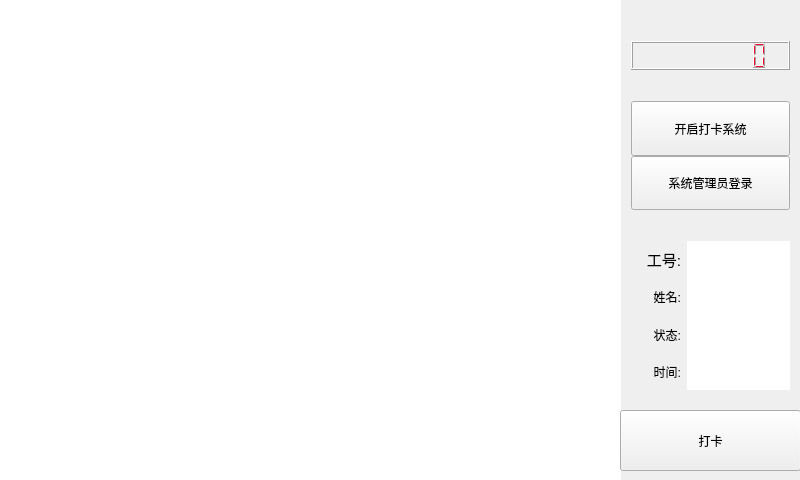
Qt form ArmV4l2Opencv/armv4l2opencv.ui (George-sudo/attendance-system) before a commit.
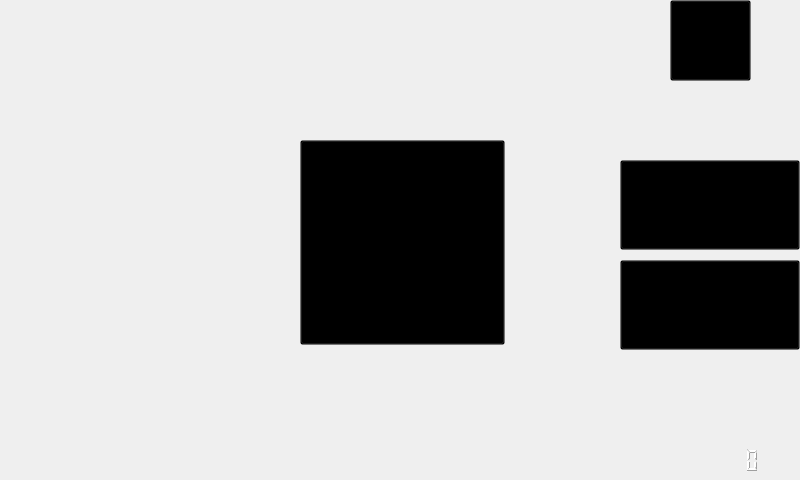
The same form after that commit. Icons and pictures are not drawn.

Commit message: 修改了开机页面；修改了主页面armv4l2opencv.ui

```diff
--- a/ArmV4l2Opencv/armv4l2opencv.ui
+++ b/ArmV4l2Opencv/armv4l2opencv.ui
@@ -30,7 +30,7 @@
      </size>
     </property>
     <property name="styleSheet">
-     <string notr="true">background-color: rgb(255, 255, 255);</string>
+     <string notr="true"/>
     </property>
     <property name="text">
      <string/>
@@ -40,9 +40,9 @@
     <property name="geometry">
      <rect>
       <x>620</x>
-      <y>410</y>
-      <width>181</width>
-      <height>61</height>
+      <y>260</y>
+      <width>180</width>
+      <height>90</height>
      </rect>
     </property>
     <property name="sizePolicy">
@@ -51,19 +51,162 @@
       <verstretch>0</verstretch>
      </sizepolicy>
     </property>
+    <property name="styleSheet">
+     <string notr="true">background-color: rgba(0,0,0,0);
+background-image: url(:/resource/images/button2.png);</string>
+    </property>
     <property name="text">
-     <string>打卡</string>
+     <string/>
     </property>
    </widget>
-   <widget class="QWidget" name="">
+   <widget class="QLabel" name="InfoLabel">
     <property name="geometry">
      <rect>
-      <x>620</x>
+      <x>180</x>
+      <y>20</y>
+      <width>371</width>
+      <height>71</height>
+     </rect>
+    </property>
+    <property name="styleSheet">
+     <string notr="true">font: 13pt &quot;方正粗黑宋简体&quot;;
+color: rgb(47, 57, 255);
+</string>
+    </property>
+    <property name="text">
+     <string/>
+    </property>
+    <property name="alignment">
+     <set>Qt::AlignLeading|Qt::AlignLeft|Qt::AlignVCenter</set>
+    </property>
+   </widget>
+   <widget class="QLabel" name="StartLabel">
+    <property name="geometry">
+     <rect>
+      <x>0</x>
       <y>0</y>
-      <width>181</width>
+      <width>800</width>
+      <height>480</height>
+     </rect>
+    </property>
+    <property name="text">
+     <string/>
+    </property>
+   </widget>
+   <widget class="QLabel" name="LittleRobotLabel">
+    <property name="geometry">
+     <rect>
+      <x>40</x>
+      <y>0</y>
+      <width>161</width>
+      <height>151</height>
+     </rect>
+    </property>
+    <property name="styleSheet">
+     <string notr="true">image: url(:/resource/images/LittleRobot.png);</string>
+    </property>
+    <property name="text">
+     <string/>
+    </property>
+   </widget>
+   <widget class="QLabel" name="CircleLabel">
+    <property name="geometry">
+     <rect>
+      <x>0</x>
+      <y>0</y>
+      <width>800</width>
+      <height>480</height>
+     </rect>
+    </property>
+    <property name="text">
+     <string/>
+    </property>
+   </widget>
+   <widget class="QPushButton" name="shutdownButton">
+    <property name="geometry">
+     <rect>
+      <x>670</x>
+      <y>0</y>
+      <width>81</width>
       <height>81</height>
      </rect>
     </property>
+    <property name="styleSheet">
+     <string notr="true">background-image: url(:/resource/images/shutdownButton.png);background-color: rgba(0,0,0,0);</string>
+    </property>
+    <property name="text">
+     <string/>
+    </property>
+   </widget>
+   <widget class="QLabel" name="BackgroundLabel">
+    <property name="geometry">
+     <rect>
+      <x>621</x>
+      <y>0</y>
+      <width>179</width>
+      <height>480</height>
+     </rect>
+    </property>
+    <property name="styleSheet">
+     <string notr="true">background-image: url(:/resource/images/background.png);</string>
+    </property>
+    <property name="text">
+     <string/>
+    </property>
+   </widget>
+   <widget class="QPushButton" name="pushButton">
+    <property name="geometry">
+     <rect>
+      <x>300</x>
+      <y>140</y>
+      <width>205</width>
+      <height>205</height>
+     </rect>
+    </property>
+    <property name="sizePolicy">
+     <sizepolicy hsizetype="Expanding" vsizetype="Expanding">
+      <horstretch>0</horstretch>
+      <verstretch>0</verstretch>
+     </sizepolicy>
+    </property>
+    <property name="styleSheet">
+     <string notr="true">background-image: url(:/resource/images/StartButton1.png);background-color: rgba(0,0,0,0); </string>
+    </property>
+    <property name="text">
+     <string/>
+    </property>
+   </widget>
+   <widget class="QPushButton" name="systemLogBt">
+    <property name="geometry">
+     <rect>
+      <x>620</x>
+      <y>160</y>
+      <width>180</width>
+      <height>90</height>
+     </rect>
+    </property>
+    <property name="sizePolicy">
+     <sizepolicy hsizetype="Expanding" vsizetype="Expanding">
+      <horstretch>0</horstretch>
+      <verstretch>0</verstretch>
+     </sizepolicy>
+    </property>
+    <property name="styleSheet">
+     <string notr="true">background-image: url(:/resource/images/button1.png);background-color: rgba(0,0,0,0);</string>
+    </property>
+    <property name="text">
+     <string/>
+    </property>
+   </widget>
+   <widget class="QWidget" name="layoutWidget">
+    <property name="geometry">
+     <rect>
+      <x>620</x>
+      <y>410</y>
+      <width>181</width>
+      <height>74</height>
+     </rect>
+    </property>
     <layout class="QVBoxLayout" name="verticalLayout_2">
      <property name="spacing">
       <number>0</number>
@@ -72,14 +215,14 @@
       <widget class="QLabel" name="DateLable">
        <property name="font">
         <font>
-         <family>Agency FB</family>
+         <family>Arial Black</family>
          <pointsize>14</pointsize>
          <weight>75</weight>
          <bold>true</bold>
         </font>
        </property>
        <property name="styleSheet">
-        <string notr="true">color: rgb(255, 8, 41);</string>
+        <string notr="true">color: rgb(255, 255, 255);</string>
        </property>
        <property name="text">
         <string/>
@@ -92,7 +235,8 @@
      <item>
       <widget class="QLCDNumber" name="lcdNumber">
        <property name="styleSheet">
-        <string notr="true">color: rgb(255, 8, 41);</string>
+        <string notr="true">background-color: rgba(0,0,0,0);
+color: rgb(255, 255, 255);</string>
        </property>
        <property name="digitCount">
         <number>8</number>
@@ -101,203 +245,17 @@
      </item>
     </layout>
    </widget>
-   <widget class="QWidget" name="">
-    <property name="geometry">
-     <rect>
-      <x>620</x>
-      <y>90</y>
-      <width>181</width>
-      <height>131</height>
-     </rect>
-    </property>
-    <layout class="QVBoxLayout" name="verticalLayout">
-     <property name="spacing">
-      <number>0</number>
-     </property>
-     <item>
-      <widget class="QPushButton" name="pushButton">
-       <property name="sizePolicy">
-        <sizepolicy hsizetype="Expanding" vsizetype="Expanding">
-         <horstretch>0</horstretch>
-         <verstretch>0</verstretch>
-        </sizepolicy>
-       </property>
-       <property name="text">
-        <string>开启打卡系统</string>
-       </property>
-      </widget>
-     </item>
-     <item>
-      <widget class="QPushButton" name="systemLogBt">
-       <property name="sizePolicy">
-        <sizepolicy hsizetype="Expanding" vsizetype="Expanding">
-         <horstretch>0</horstretch>
-         <verstretch>0</verstretch>
-        </sizepolicy>
-       </property>
-       <property name="text">
-        <string>系统管理员登录</string>
-       </property>
-      </widget>
-     </item>
-    </layout>
-   </widget>
-   <widget class="QWidget" name="">
-    <property name="geometry">
-     <rect>
-      <x>620</x>
-      <y>230</y>
-      <width>181</width>
-      <height>171</height>
-     </rect>
-    </property>
-    <layout class="QVBoxLayout" name="verticalLayout_3">
-     <property name="spacing">
-      <number>0</number>
-     </property>
-     <item>
-      <layout class="QHBoxLayout" name="horizontalLayout_4">
-       <item>
-        <widget class="QLabel" name="label_5">
-         <property name="maximumSize">
-          <size>
-           <width>50</width>
-           <height>16777215</height>
-          </size>
-         </property>
-         <property name="font">
-          <font>
-           <family>Arial</family>
-           <pointsize>11</pointsize>
-          </font>
-         </property>
-         <property name="text">
-          <string>工号:</string>
-         </property>
-         <property name="alignment">
-          <set>Qt::AlignRight|Qt::AlignTrailing|Qt::AlignVCenter</set>
-         </property>
-        </widget>
-       </item>
-       <item>
-        <widget class="QLabel" name="numLable">
-         <property name="styleSheet">
-          <string notr="true">background-color: rgb(255, 255, 255);</string>
-         </property>
-         <property name="text">
-          <string/>
-         </property>
-        </widget>
-       </item>
-      </layout>
-     </item>
-     <item>
-      <layout class="QHBoxLayout" name="horizontalLayout">
-       <item>
-        <widget class="QLabel" name="label_2">
-         <property name="maximumSize">
-          <size>
-           <width>50</width>
-           <height>16777215</height>
-          </size>
-         </property>
-         <property name="font">
-          <font>
-           <family>Arial</family>
-          </font>
-         </property>
-         <property name="text">
-          <string>姓名:</string>
-         </property>
-         <property name="alignment">
-          <set>Qt::AlignRight|Qt::AlignTrailing|Qt::AlignVCenter</set>
-         </property>
-        </widget>
-       </item>
-       <item>
-        <widget class="QLabel" name="nameLabel">
-         <property name="styleSheet">
-          <string notr="true">background-color: rgb(255, 255, 255);</string>
-         </property>
-         <property name="text">
-          <string/>
-         </property>
-        </widget>
-       </item>
-      </layout>
-     </item>
-     <item>
-      <layout class="QHBoxLayout" name="horizontalLayout_2">
-       <item>
-        <widget class="QLabel" name="label_3">
-         <property name="maximumSize">
-          <size>
-           <width>50</width>
-           <height>16777215</height>
-          </size>
-         </property>
-         <property name="font">
-          <font>
-           <family>Arial</family>
-          </font>
-         </property>
-         <property name="text">
-          <string>状态:</string>
-         </property>
-         <property name="alignment">
-          <set>Qt::AlignRight|Qt::AlignTrailing|Qt::AlignVCenter</set>
-         </property>
-        </widget>
-       </item>
-       <item>
-        <widget class="QLabel" name="stateLable">
-         <property name="styleSheet">
-          <string notr="true">background-color: rgb(255, 255, 255);</string>
-         </property>
-         <property name="text">
-          <string/>
-         </property>
-        </widget>
-       </item>
-      </layout>
-     </item>
-     <item>
-      <layout class="QHBoxLayout" name="horizontalLayout_3">
-       <item>
-        <widget class="QLabel" name="label_4">
-         <property name="maximumSize">
-          <size>
-           <width>50</width>
-           <height>16777215</height>
-          </size>
-         </property>
-         <property name="font">
-          <font>
-           <family>Arial</family>
-          </font>
-         </property>
-         <property name="text">
-          <string>时间:</string>
-         </property>
-         <property name="alignment">
-          <set>Qt::AlignRight|Qt::AlignTrailing|Qt::AlignVCenter</set>
-         </property>
-        </widget>
-       </item>
-       <item>
-        <widget class="QLabel" name="timeLable">
-         <property name="styleSheet">
-          <string notr="true">background-color: rgb(255, 255, 255);</string>
-         </property>
-         <property name="text">
-          <string/>
-         </property>
-        </widget>
-       </item>
-      </layout>
-     </item>
-    </layout>
-   </widget>
+   <zorder>BackgroundLabel</zorder>
+   <zorder>systemLogBt</zorder>
+   <zorder>shutdownButton</zorder>
+   <zorder>pCardBt</zorder>
+   <zorder>CircleLabel</zorder>
+   <zorder>label</zorder>
+   <zorder>InfoLabel</zorder>
+   <zorder>LittleRobotLabel</zorder>
+   <zorder>layoutWidget</zorder>
+   <zorder>pushButton</zorder>
+   <zorder>StartLabel</zorder>
   </widget>
  </widget>
  <layoutdefault spacing="6" margin="11"/>
```
Left out of the diff: 2 changed lines with no effect on the pictures. The commit also changes 18 other files.
